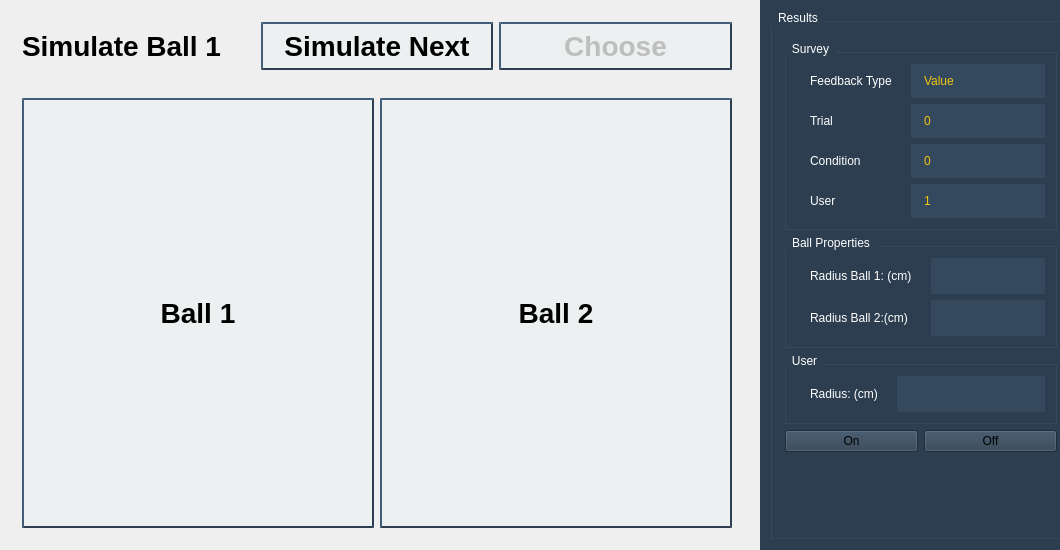
liglacsap/SurveyTrackingTool, file qt/studytwodialog.ui: the form before one commit.
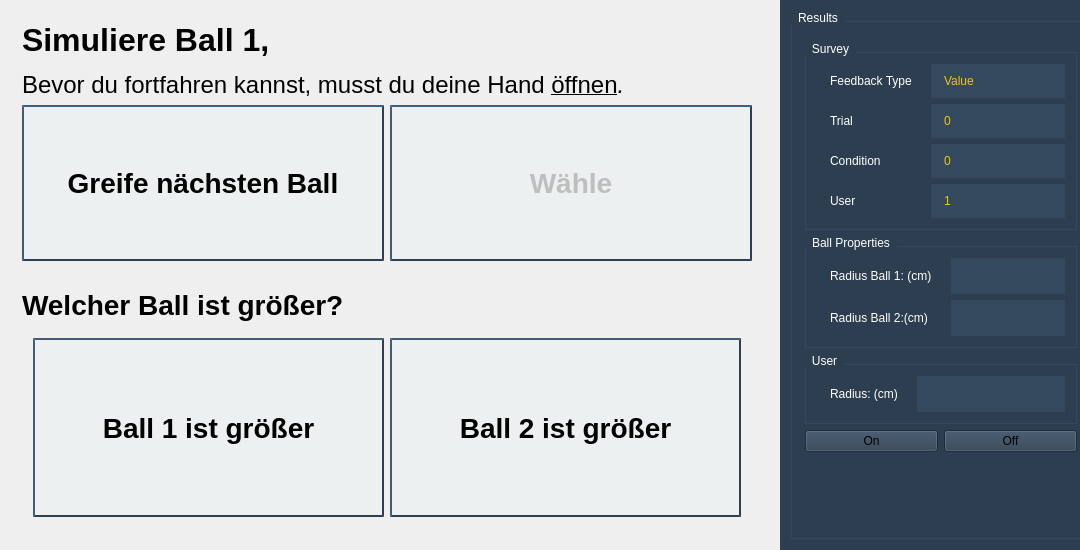
The form after the commit.

The edit to the form file:
```diff
--- a/qt/studytwodialog.ui
+++ b/qt/studytwodialog.ui
@@ -6,7 +6,7 @@
    <rect>
     <x>0</x>
     <y>0</y>
-    <width>1060</width>
+    <width>1080</width>
     <height>550</height>
    </rect>
   </property>
@@ -45,19 +45,40 @@
        <layout class="QVBoxLayout" name="verticalLayout">
         <item>
          <widget class="QWidget" name="ballWidget" native="true">
-          <layout class="QHBoxLayout" name="horizontalLayout_2">
+          <layout class="QVBoxLayout" name="verticalLayout_4">
            <item>
             <widget class="QLabel" name="simulateLabel">
              <property name="styleSheet">
-              <string notr="true">     font: bold 28px;</string>
+              <string notr="true"/>
              </property>
              <property name="text">
-              <string>Simulate Ball 1</string>
+              <string>&lt;html&gt;&lt;head/&gt;&lt;body&gt;&lt;p&gt;&lt;span style=&quot; font-size:24pt; font-weight:600;&quot;&gt;Simuliere Ball 1,&lt;/span&gt;&lt;/p&gt;&lt;p&gt;&lt;span style=&quot; font-size:18pt;&quot;&gt;Bevor du fortfahren kannst, musst du deine Hand &lt;/span&gt;&lt;span style=&quot; font-size:18pt; text-decoration: underline;&quot;&gt;öffnen&lt;/span&gt;&lt;span style=&quot; font-size:18pt; font-style:italic;&quot;&gt;.&lt;/span&gt;&lt;/p&gt;&lt;/body&gt;&lt;/html&gt;</string>
              </property>
             </widget>
            </item>
+           <item>
+            <widget class="QWidget" name="widget_11" native="true">
+             <layout class="QHBoxLayout" name="horizontalLayout_2">
+              <property name="leftMargin">
+               <number>0</number>
+              </property>
+              <property name="topMargin">
+               <number>0</number>
+              </property>
+              <property name="rightMargin">
+               <number>0</number>
+              </property>
+              <property name="bottomMargin">
+               <number>0</number>
+              </property>
            <item>
             <widget class="QPushButton" name="simulateBall2Button">
+                <property name="sizePolicy">
+                 <sizepolicy hsizetype="Minimum" vsizetype="Expanding">
+                  <horstretch>0</horstretch>
+                  <verstretch>0</verstretch>
+                 </sizepolicy>
+                </property>
              <property name="styleSheet">
               <string notr="true"> QPushButton {
      background-color: #ecf0f1;
@@ -77,7 +98,7 @@
  }</string>
              </property>
              <property name="text">
-              <string>Simulate Next</string>
+                 <string>Greife nächsten Ball</string>
              </property>
             </widget>
            </item>
@@ -86,6 +107,12 @@
              <property name="enabled">
               <bool>false</bool>
              </property>
+                <property name="sizePolicy">
+                 <sizepolicy hsizetype="Minimum" vsizetype="Expanding">
+                  <horstretch>0</horstretch>
+                  <verstretch>0</verstretch>
+                 </sizepolicy>
+                </property>
              <property name="styleSheet">
               <string notr="true"> QPushButton {
      background-color: #ecf0f1;
@@ -105,8 +132,11 @@
  }</string>
              </property>
              <property name="text">
-              <string>Choose</string>
-             </property>
+                 <string>Wähle</string>
+                </property>
+               </widget>
+              </item>
+             </layout>
             </widget>
            </item>
           </layout>
@@ -114,6 +144,19 @@
         </item>
         <item>
          <widget class="QWidget" name="chooseWidget" native="true">
+          <layout class="QVBoxLayout" name="verticalLayout_3">
+           <item>
+            <widget class="QLabel" name="label">
+             <property name="styleSheet">
+              <string notr="true">     font: bold 28px;</string>
+             </property>
+             <property name="text">
+              <string>Welcher Ball ist größer?</string>
+             </property>
+            </widget>
+           </item>
+           <item>
+            <widget class="QWidget" name="widget_5" native="true">
           <layout class="QHBoxLayout" name="horizontalLayout">
            <item>
             <widget class="QPushButton" name="ballOneSelectedButton">
@@ -143,7 +186,7 @@
  }</string>
              </property>
              <property name="text">
-              <string>Ball 1</string>
+                 <string>Ball 1 ist größer</string>
              </property>
             </widget>
            </item>
@@ -175,8 +218,11 @@
  }</string>
              </property>
              <property name="text">
-              <string>Ball 2</string>
-             </property>
+                 <string>Ball 2 ist größer</string>
+                </property>
+               </widget>
+              </item>
+             </layout>
             </widget>
            </item>
           </layout>
```
Lines whose indentation alone changed are shown as unchanged.
